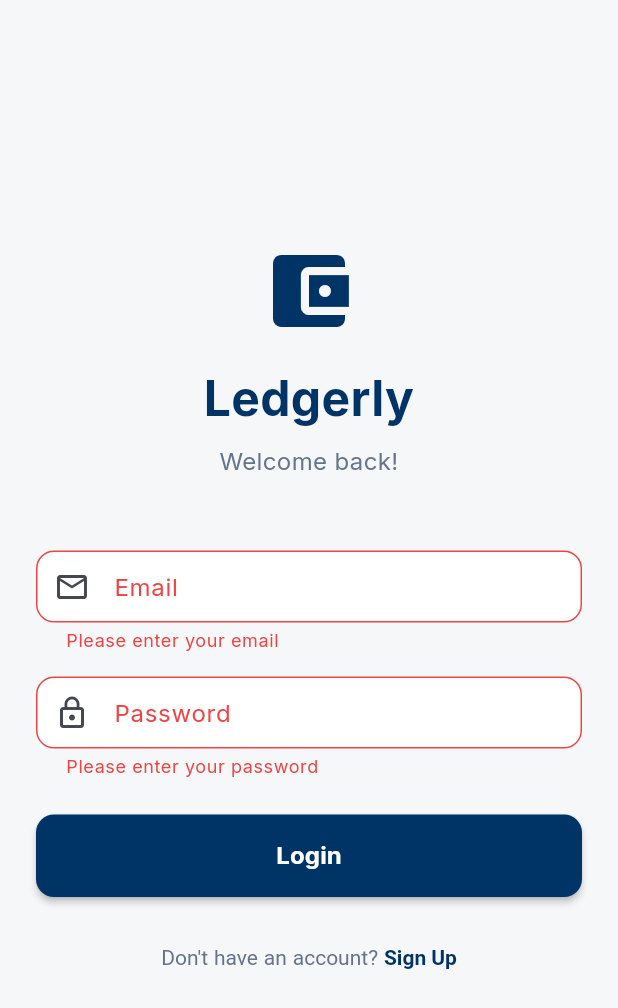
After one commit to ShaikhNabeelShabbir/ledgerly_app, a Flutter app: the screen it shows after launch, after a tap on "Login", on a phone screen of 412 x 824 dp. The commit adds this screen. Shown: the top 1008 px of the screen. Run offline on Flutter 3.47's test engine with Material 3 defaults, Android fonts, the phone set to English and light mode, and no system bars; our stand-ins replace google_fonts, supabase_flutter; accounts and stored records are empty.

Commit message:
added the user auth and profiles

```diff
--- /dev/null
+++ b/lib/auth_gate.dart
@@ -0,0 +1,30 @@
+import 'package:flutter/material.dart';
+import 'package:supabase_flutter/supabase_flutter.dart';
+import 'package:ledgerly_app/screens/dashboard_screen.dart';
+import 'package:ledgerly_app/screens/login_screen.dart';
+
+class AuthGate extends StatelessWidget {
+  const AuthGate({super.key});
+
+  @override
+  Widget build(BuildContext context) {
+    return StreamBuilder<AuthState>(
+      stream: Supabase.instance.client.auth.onAuthStateChange,
+      builder: (context, snapshot) {
+        if (snapshot.connectionState == ConnectionState.waiting) {
+          return const Scaffold(
+            body: Center(child: CircularProgressIndicator()),
+          );
+        }
+
+        final session = snapshot.hasData ? snapshot.data!.session : null;
+
+        if (session != null) {
+          return const DashboardScreen();
+        } else {
+          return const LoginScreen();
+        }
+      },
+    );
+  }
+}
--- a/lib/main.dart
+++ b/lib/main.dart
@@ -2,6 +2,7 @@ import 'package:flutter/material.dart';
 import 'package:ledgerly_app/screens/dashboard_screen.dart';
 import 'package:ledgerly_app/screens/party_ledger_screen.dart';
 import 'package:ledgerly_app/theme/app_theme.dart';
+import 'package:ledgerly_app/auth_gate.dart';
 
 import 'package:supabase_flutter/supabase_flutter.dart';
 import 'package:ledgerly_app/supabase_constants.dart';
@@ -26,9 +27,9 @@ class LedgerlyApp extends StatelessWidget {
       darkTheme: AppTheme.darkTheme,
       themeMode: ThemeMode.system, // Or force ThemeMode.light based on preference
       debugShowCheckedModeBanner: false,
-      initialRoute: '/',
+      home: const AuthGate(),
       routes: {
-        '/': (context) => const DashboardScreen(),
+        '/dashboard': (context) => const DashboardScreen(),
         '/party_ledger': (context) => const PartyLedgerScreen(),
       },
     );
--- /dev/null
+++ b/lib/screens/login_screen.dart
@@ -0,0 +1,227 @@
+import 'package:flutter/material.dart';
+import 'package:supabase_flutter/supabase_flutter.dart';
+import 'package:ledgerly_app/theme/app_theme.dart';
+import 'package:ledgerly_app/supabase_constants.dart';
+
+class LoginScreen extends StatefulWidget {
+  const LoginScreen({super.key});
+
+  @override
+  State<LoginScreen> createState() => _LoginScreenState();
+}
+
+class _LoginScreenState extends State<LoginScreen> {
+  final _emailController = TextEditingController();
+  final _passwordController = TextEditingController();
+  final _formKey = GlobalKey<FormState>();
+  bool _isLoading = false;
+  bool _isLogin = true; // Toggle between Login and Register
+
+  Future<void> _handleSubmit() async {
+    if (!_formKey.currentState!.validate()) return;
+
+    setState(() {
+      _isLoading = true;
+    });
+
+    try {
+      if (_isLogin) {
+        // Login
+        await Supabase.instance.client.auth.signInWithPassword(
+          email: _emailController.text.trim(),
+          password: _passwordController.text.trim(),
+        );
+      } else {
+        // Register
+        await Supabase.instance.client.auth.signUp(
+          email: _emailController.text.trim(),
+          password: _passwordController.text.trim(),
+        );
+        if (mounted) {
+           ScaffoldMessenger.of(context).showSnackBar(
+            const SnackBar(content: Text('Registration successful! Please login.')),
+          );
+          // Auto switch to login
+          setState(() {
+            _isLogin = true;
+          });
+        }
+      }
+
+      // Navigation is handled by auth state listener in main.dart
+
+    } on AuthException catch (e) {
+      if (mounted) {
+        ScaffoldMessenger.of(context).showSnackBar(
+          SnackBar(content: Text(e.message), backgroundColor: AppColors.danger),
+        );
+      }
+    } catch (e) {
+      if (mounted) {
+        ScaffoldMessenger.of(context).showSnackBar(
+          SnackBar(content: Text('Unexpected error: $e'), backgroundColor: AppColors.danger),
+        );
+      }
+    } finally {
+      if (mounted) {
+        setState(() {
+          _isLoading = false;
+        });
+      }
+    }
+  }
+
+  @override
+  void dispose() {
+    _emailController.dispose();
+    _passwordController.dispose();
+    super.dispose();
+  }
+
+  @override
+  Widget build(BuildContext context) {
+    return Scaffold(
+      backgroundColor: Theme.of(context).scaffoldBackgroundColor,
+      body: SafeArea(
+        child: Center(
+          child: SingleChildScrollView(
+            padding: const EdgeInsets.all(24.0),
+            child: Form(
+              key: _formKey,
+              child: Column(
+                mainAxisAlignment: MainAxisAlignment.center,
+                crossAxisAlignment: CrossAxisAlignment.stretch,
+                children: [
+                  const Icon(Icons.account_balance_wallet, size: 64, color: AppColors.primary),
+                  const SizedBox(height: 16),
+                  const Text(
+                    'Ledgerly',
+                    textAlign: TextAlign.center,
+                    style: TextStyle(
+                      fontSize: 32,
+                      fontWeight: FontWeight.bold,
+                      color: AppColors.primary,
+                    ),
+                  ),
+                  const SizedBox(height: 8),
+                  Text(
+                    _isLogin ? 'Welcome back!' : 'Create your account',
+                    textAlign: TextAlign.center,
+                    style: const TextStyle(
+                      fontSize: 16,
+                      color: AppColors.slate500,
+                    ),
+                  ),
+                  const SizedBox(height: 48),
+
+                  // Email Field
+                  TextFormField(
+                    controller: _emailController,
+                    keyboardType: TextInputType.emailAddress,
+                    decoration: InputDecoration(
+                      labelText: 'Email',
+                      prefixIcon: const Icon(Icons.email_outlined),
+                      border: OutlineInputBorder(
+                        borderRadius: BorderRadius.circular(12),
+                      ),
+                      enabledBorder: OutlineInputBorder(
+                        borderRadius: BorderRadius.circular(12),
+                        borderSide: BorderSide(color: Colors.grey.withOpacity(0.3)),
+                      ),
+                    ),
+                    validator: (value) {
+                      if (value == null || value.isEmpty) {
+                        return 'Please enter your email';
+                      }
+                      if (!value.contains('@')) {
+                        return 'Please enter a valid email';
+                      }
+                      return null;
+                    },
+                  ),
+                  const SizedBox(height: 16),
+
+                  // Password Field
+                  TextFormField(
+                    controller: _passwordController,
+                    obscureText: true,
+                    decoration: InputDecoration(
+                      labelText: 'Password',
+                      prefixIcon: const Icon(Icons.lock_outline),
+                      border: OutlineInputBorder(
+                        borderRadius: BorderRadius.circular(12),
+                      ),
+                      enabledBorder: OutlineInputBorder(
+                        borderRadius: BorderRadius.circular(12),
+                        borderSide: BorderSide(color: Colors.grey.withOpacity(0.3)),
+                      ),
+                    ),
+                    validator: (value) {
+                      if (value == null || value.isEmpty) {
+                        return 'Please enter your password';
+                      }
+                      if (value.length < 6) {
+                        return 'Password must be at least 6 characters';
+                      }
+                      return null;
+                    },
+                  ),
+                  const SizedBox(height: 24),
+
+                  // Action Button
+                  ElevatedButton(
+                    onPressed: _isLoading ? null : _handleSubmit,
+                    style: ElevatedButton.styleFrom(
+                      backgroundColor: AppColors.primary,
+                      foregroundColor: Colors.white,
+                      padding: const EdgeInsets.symmetric(vertical: 16),
+                      shape: RoundedRectangleBorder(
+                        borderRadius: BorderRadius.circular(12),
+                      ),
+                      elevation: 2,
+                    ),
+                    child: _isLoading
+                      ? const SizedBox(
+                          height: 20,
+                          width: 20,
+                          child: CircularProgressIndicator(color: Colors.white, strokeWidth: 2)
+                        )
+                      : Text(
+                          _isLogin ? 'Login' : 'Sign Up',
+                          style: const TextStyle(fontSize: 16, fontWeight: FontWeight.bold),
+                        ),
+                  ),
+                  const SizedBox(height: 16),
+
+                  // Toggle Button
+                  TextButton(
+                    onPressed: () {
+                      setState(() {
+                        _isLogin = !_isLogin;
+                      });
+                    },
+                    child: RichText(
+                      text: TextSpan(
+                        text: _isLogin ? "Don't have an account? " : "Already have an account? ",
+                        style: const TextStyle(color: AppColors.slate500),
+                        children: [
+                          TextSpan(
+                            text: _isLogin ? 'Sign Up' : 'Login',
+                            style: const TextStyle(
+                              color: AppColors.primary,
+                              fontWeight: FontWeight.bold,
+                            ),
+                          ),
+                        ],
+                      ),
+                    ),
+                  ),
+                ],
+              ),
+            ),
+          ),
+        ),
+      ),
+    );
+  }
+}
```
Also changed, not shown: lib/screens/dashboard_screen.dart (+68 -2 lines), 1 other file.
